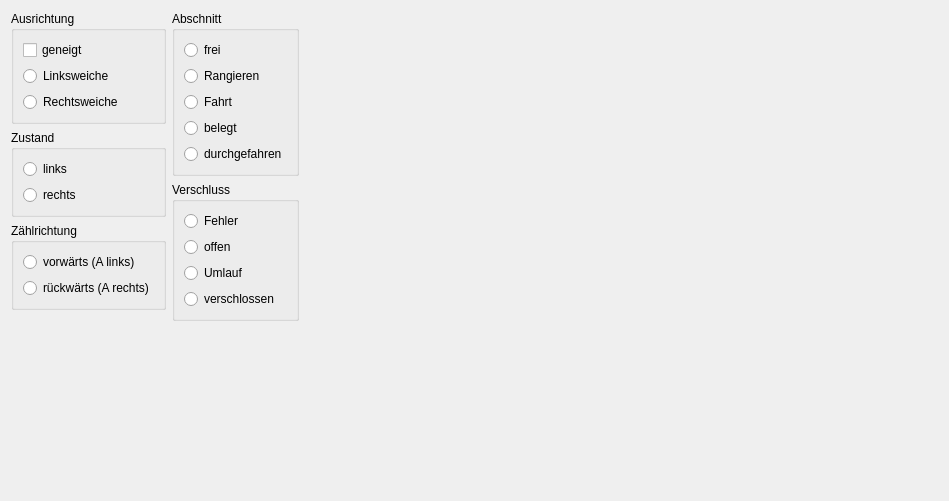
Before: the Qt Designer form MRW-WidgetStudy/switchstudy.ui in stmork/mrw-track-control-ng, drawn with Qt 5.
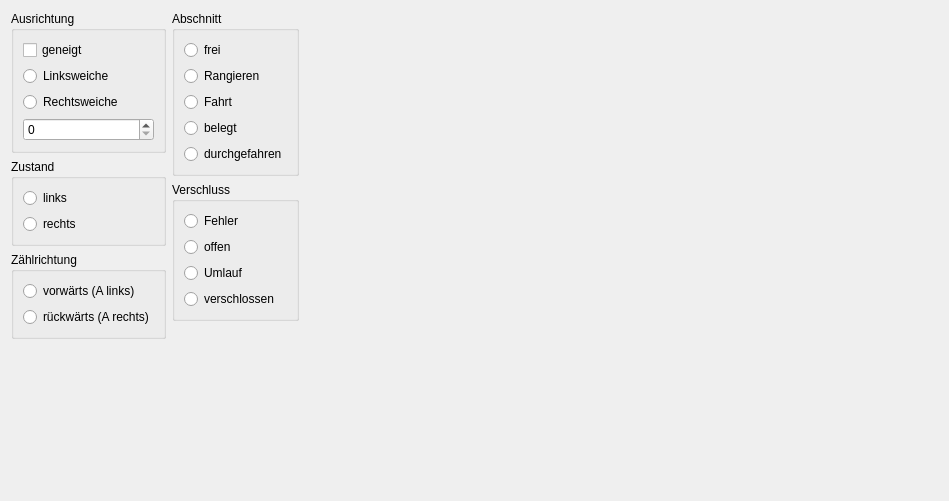
After: the same form once the commit is applied. Custom widgets are drawn as their Qt base class.

```diff
--- a/MRW-WidgetStudy/switchstudy.ui
+++ b/MRW-WidgetStudy/switchstudy.ui
@@ -43,6 +43,13 @@
           </property>
          </widget>
         </item>
+        <item>
+         <widget class="QSpinBox" name="extensionBox">
+          <property name="maximum">
+           <number>8</number>
+          </property>
+         </widget>
+        </item>
        </layout>
       </widget>
      </item>
@@ -216,8 +223,8 @@
      <widget class="mrw::ui::RegularSwitchWidget" name="smallSwitchWidget" native="true">
       <property name="geometry">
        <rect>
-        <x>390</x>
-        <y>100</y>
+        <x>30</x>
+        <y>330</y>
         <width>40</width>
         <height>40</height>
        </rect>
@@ -226,8 +233,8 @@
      <widget class="mrw::ui::RegularSwitchWidget" name="bigSwitchWidget" native="true">
       <property name="geometry">
        <rect>
-        <x>70</x>
-        <y>50</y>
+        <x>30</x>
+        <y>30</y>
         <width>200</width>
         <height>200</height>
        </rect>
```
